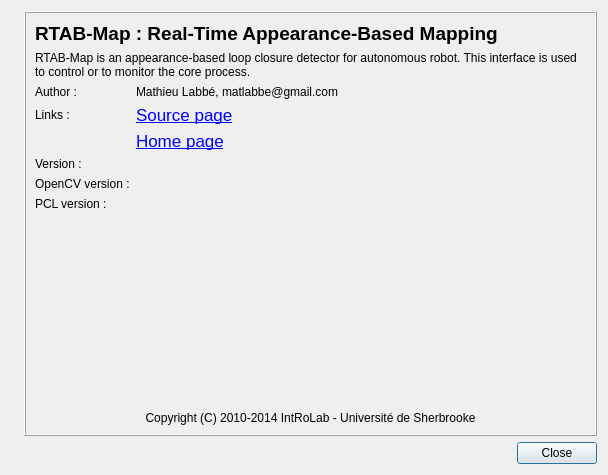
First picture: the form in guilib/src/ui/aboutDialog.ui, repository introlab/rtabmap, before the edit.
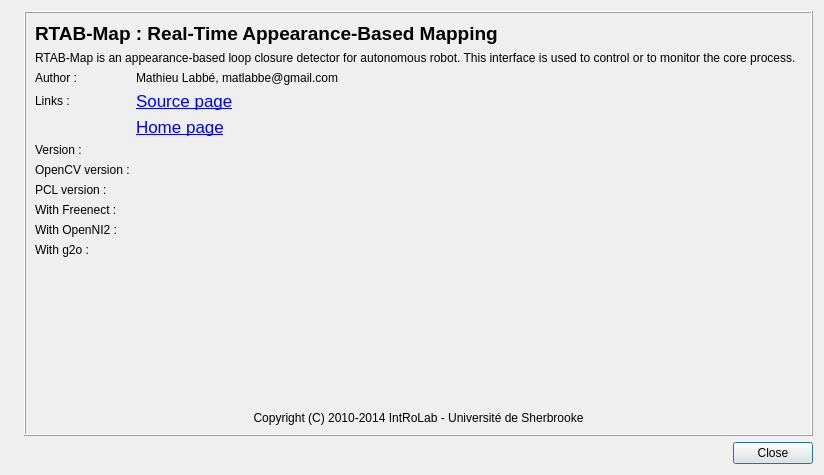
Second picture: the form after the edit. Icons and pictures are not drawn.

Commit message: AboutDialog: Showing if RTAB-Map is built with Freenect/OpenNI2/g2o

What changed in the file:
```diff
--- a/guilib/src/ui/aboutDialog.ui
+++ b/guilib/src/ui/aboutDialog.ui
@@ -6,7 +6,7 @@
    <rect>
     <x>0</x>
     <y>0</y>
-    <width>608</width>
+    <width>824</width>
     <height>475</height>
    </rect>
   </property>
@@ -191,6 +191,57 @@
             </property>
            </widget>
           </item>
+          <item row="10" column="0">
+           <widget class="QLabel" name="label_12">
+            <property name="text">
+             <string>With Freenect :</string>
+            </property>
+           </widget>
+          </item>
+          <item row="11" column="0">
+           <widget class="QLabel" name="label_13">
+            <property name="text">
+             <string>With OpenNI2 :</string>
+            </property>
+           </widget>
+          </item>
+          <item row="12" column="0">
+           <widget class="QLabel" name="label_14">
+            <property name="text">
+             <string>With g2o :</string>
+            </property>
+           </widget>
+          </item>
+          <item row="10" column="1">
+           <widget class="QLabel" name="label_freenect">
+            <property name="text">
+             <string/>
+            </property>
+            <property name="alignment">
+             <set>Qt::AlignLeading|Qt::AlignLeft|Qt::AlignVCenter</set>
+            </property>
+           </widget>
+          </item>
+          <item row="11" column="1">
+           <widget class="QLabel" name="label_openni2">
+            <property name="text">
+             <string/>
+            </property>
+            <property name="alignment">
+             <set>Qt::AlignLeading|Qt::AlignLeft|Qt::AlignVCenter</set>
+            </property>
+           </widget>
+          </item>
+          <item row="12" column="1">
+           <widget class="QLabel" name="label_g2o">
+            <property name="text">
+             <string/>
+            </property>
+            <property name="alignment">
+             <set>Qt::AlignLeading|Qt::AlignLeft|Qt::AlignVCenter</set>
+            </property>
+           </widget>
+          </item>
          </layout>
         </item>
         <item>
```
The commit also changes 1 other file.
